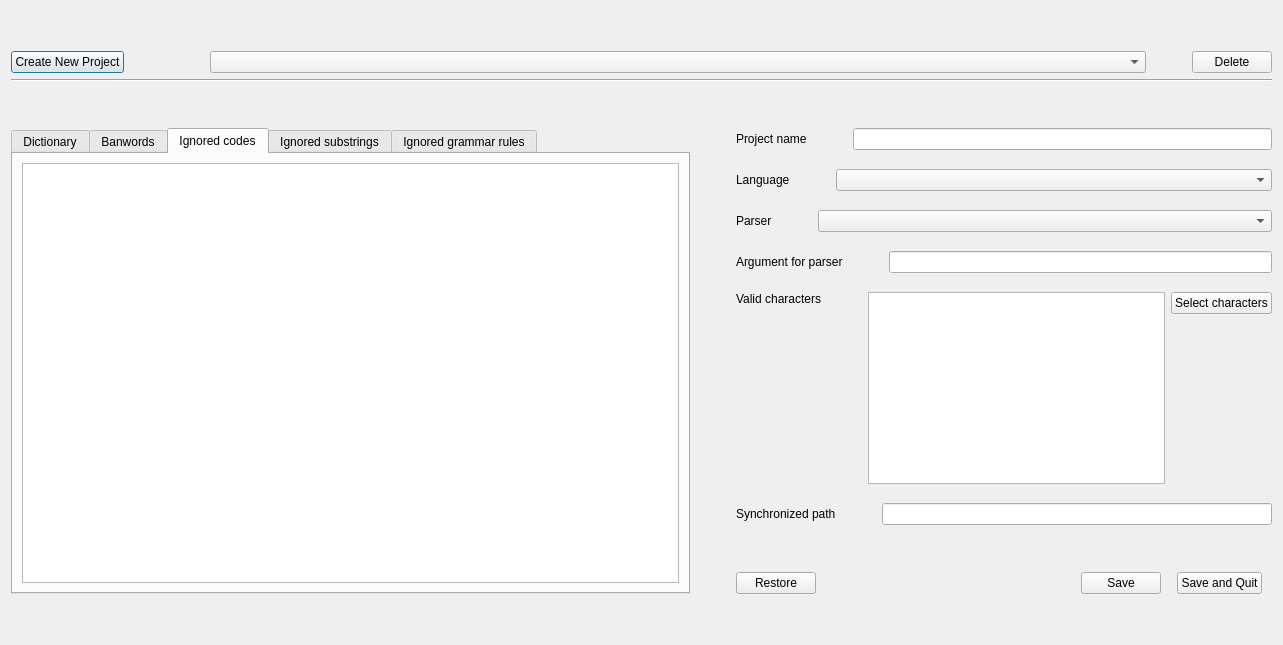
First picture: the form in checkfrench/ui/project_manager/project_manager.ui, repository Silous888/RawTextCheck, before the edit.
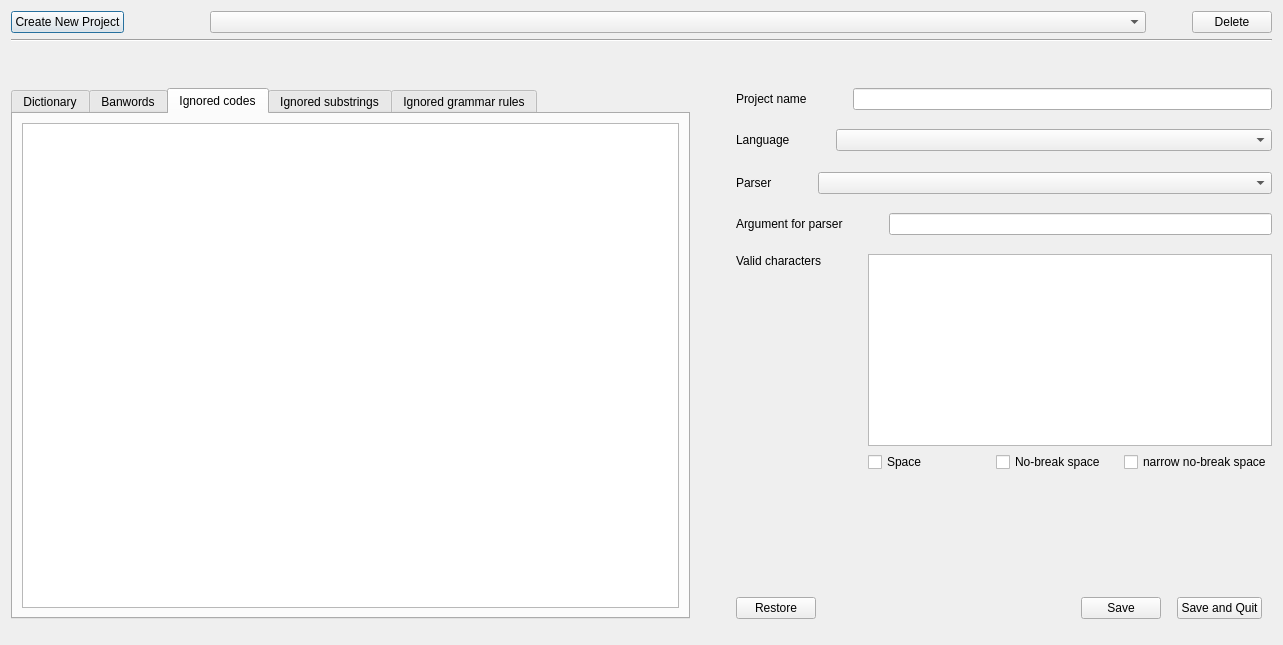
Second picture: the form after the edit. The open tabs and pages were chosen to show the change. Custom widgets are drawn as their Qt base class.

Commit message: add checkboxes for spaces characters

The edit to the form file:
```diff
--- a/checkfrench/ui/project_manager/project_manager.ui
+++ b/checkfrench/ui/project_manager/project_manager.ui
@@ -13,22 +13,9 @@
   <property name="windowTitle">
    <string>Manage Projects</string>
   </property>
-  <layout class="QHBoxLayout" name="horizontalLayout_2">
-   <item>
-    <layout class="QVBoxLayout" name="verticalLayout_main" stretch="0,3,0,0,3,0">
-     <item>
-      <spacer name="verticalSpacer_main_1">
-       <property name="orientation">
-        <enum>Qt::Vertical</enum>
-       </property>
-       <property name="sizeHint" stdset="0">
-        <size>
-         <width>10</width>
-         <height>40</height>
-        </size>
-       </property>
-      </spacer>
-     </item>
+  <layout class="QGridLayout" name="gridLayout_6">
+   <item row="0" column="0">
+    <layout class="QVBoxLayout" name="verticalLayout_full">
      <item>
       <layout class="QHBoxLayout" name="horizontalLayout_project" stretch="0,0,0,5,0,0">
        <item>
@@ -107,7 +94,9 @@
       </widget>
      </item>
      <item>
-      <spacer name="verticalSpacer_main_2">
+      <layout class="QVBoxLayout" name="verticalLayout_parametersAndSpacers" stretch="0,1,0">
+       <item>
+        <spacer name="verticalSpacer_main_1">
        <property name="orientation">
         <enum>Qt::Vertical</enum>
        </property>
@@ -120,7 +109,7 @@
       </spacer>
      </item>
      <item>
-      <layout class="QHBoxLayout" name="horizontalLayout_editArea" stretch="2,0,0">
+        <layout class="QHBoxLayout" name="horizontalLayout_parameters" stretch="1,0,0">
        <item>
         <widget class="QTabWidget" name="tabWidget_editArea">
          <property name="sizePolicy">
@@ -274,7 +263,7 @@
         </widget>
        </item>
        <item>
-        <spacer name="horizontalSpacer_editArea">
+          <spacer name="horizontalSpacer_validCharacters">
          <property name="orientation">
           <enum>Qt::Horizontal</enum>
          </property>
@@ -388,8 +377,8 @@
              </property>
              <property name="sizeHint" stdset="0">
               <size>
-               <width>536</width>
-               <height>13</height>
+                 <width>13</width>
+                 <height>15</height>
               </size>
              </property>
             </spacer>
@@ -502,10 +491,7 @@
             </spacer>
            </item>
            <item>
-            <layout class="QHBoxLayout" name="horizontalLayout_validCharacters" stretch="0,0,3,1">
-             <property name="sizeConstraint">
-              <enum>QLayout::SetMaximumSize</enum>
-             </property>
+              <layout class="QHBoxLayout" name="horizontalLayout_validCharacters" stretch="0,0,1">
              <item>
               <layout class="QVBoxLayout" name="verticalLayout_validCharacters_1">
                <property name="sizeConstraint">
@@ -549,7 +535,7 @@
               </layout>
              </item>
              <item>
-              <spacer name="horizontalSpacer_validCharacters">
+                <spacer name="horizontalSpacer_editArea">
                <property name="orientation">
                 <enum>Qt::Horizontal</enum>
                </property>
@@ -561,30 +547,35 @@
                </property>
               </spacer>
              </item>
+               <item>
+                <layout class="QVBoxLayout" name="verticalLayout_validCharacters_2" stretch="0,1">
              <item>
               <widget class="QTextEdit" name="textEdit_validCharacters"/>
              </item>
              <item>
-              <layout class="QVBoxLayout" name="verticalLayout_validCharacters_2">
+                  <layout class="QHBoxLayout" name="horizontalLayout_checkbox_spaces_1">
                <item>
-                <widget class="QPushButton" name="pushButton_validCharacters">
+                    <widget class="QCheckBox" name="checkBox_space">
                  <property name="text">
-                  <string>Select characters</string>
+                      <string>Space</string>
                  </property>
                 </widget>
                </item>
                <item>
-                <spacer name="verticalSpacer_validCharacters_2">
-                 <property name="orientation">
-                  <enum>Qt::Vertical</enum>
-                 </property>
-                 <property name="sizeHint" stdset="0">
-                  <size>
-                   <width>20</width>
-                   <height>40</height>
-                  </size>
-                 </property>
-                </spacer>
+                    <widget class="QCheckBox" name="checkBox_nobreakSpace">
+                     <property name="text">
+                      <string>No-break space</string>
+                     </property>
+                    </widget>
+                   </item>
+                   <item>
+                    <widget class="QCheckBox" name="checkBox_nobreakSpacePunct">
+                     <property name="text">
+                      <string>narrow no-break space</string>
+                     </property>
+                    </widget>
+                   </item>
+                  </layout>
                </item>
               </layout>
              </item>
@@ -603,45 +594,6 @@
              </property>
             </spacer>
            </item>
-           <item>
-            <layout class="QHBoxLayout" name="horizontalLayout_synchronizedPath" stretch="1,0,3">
-             <property name="sizeConstraint">
-              <enum>QLayout::SetMaximumSize</enum>
-             </property>
-             <item>
-              <widget class="QLabel" name="label_synchronizedPath">
-               <property name="sizePolicy">
-                <sizepolicy hsizetype="Maximum" vsizetype="Maximum">
-                 <horstretch>0</horstretch>
-                 <verstretch>0</verstretch>
-                </sizepolicy>
-               </property>
-               <property name="text">
-                <string>Synchronized path</string>
-               </property>
-               <property name="textInteractionFlags">
-                <set>Qt::LinksAccessibleByMouse|Qt::TextSelectableByMouse</set>
-               </property>
-              </widget>
-             </item>
-             <item>
-              <spacer name="horizontalSpacer_synchronizedPath">
-               <property name="orientation">
-                <enum>Qt::Horizontal</enum>
-               </property>
-               <property name="sizeHint" stdset="0">
-                <size>
-                 <width>40</width>
-                 <height>20</height>
-                </size>
-               </property>
-              </spacer>
-             </item>
-             <item>
-              <widget class="QLineEdit" name="lineEdit_synchronizedPath"/>
-             </item>
-            </layout>
-           </item>
           </layout>
          </item>
          <item>
@@ -667,7 +619,7 @@
             </widget>
            </item>
            <item>
-            <spacer name="horizontalSpacer_Save_2">
+              <spacer name="horizontalSpacer_Save_1">
              <property name="orientation">
               <enum>Qt::Horizontal</enum>
              </property>
@@ -687,7 +639,7 @@
             </widget>
            </item>
            <item>
-            <spacer name="horizontalSpacer_Save">
+              <spacer name="horizontalSpacer_Save_2">
              <property name="orientation">
               <enum>Qt::Horizontal</enum>
              </property>
@@ -726,17 +678,19 @@
       </layout>
      </item>
      <item>
-      <spacer name="verticalSpacer_main_3">
+        <spacer name="verticalSpacer_main_2">
        <property name="orientation">
         <enum>Qt::Vertical</enum>
        </property>
        <property name="sizeHint" stdset="0">
         <size>
-         <width>10</width>
-         <height>40</height>
+           <width>13</width>
+           <height>15</height>
         </size>
        </property>
       </spacer>
+       </item>
+      </layout>
      </item>
     </layout>
    </item>
```
Left out of the diff: 6 changed lines with no effect on the pictures. Lines whose indentation alone changed are shown as unchanged. The commit also changes 2 other files.
